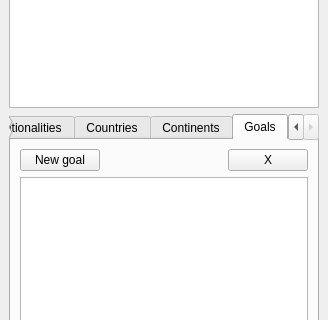
Qt form ksirkskineditor/ksirkskindefinition.ui (KDE/ksirk) before a commit; both pictures show x 0 to 328 and y 236 to 556 of the 328 by 841 pixel window.
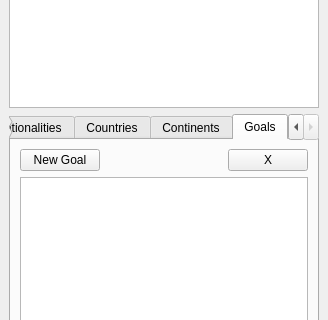
The same form after that commit. Custom widgets are drawn as their Qt base class.

```diff
--- a/ksirkskineditor/ksirkskindefinition.ui
+++ b/ksirkskineditor/ksirkskindefinition.ui
@@ -387,7 +387,7 @@
              <string>Click here to add a new goal. It will be named automatically.</string>
             </property>
             <property name="text" >
-             <string>New goal</string>
+             <string>New Goal</string>
             </property>
            </widget>
           </item>
```
Left out of the diff: 6 changed lines with no effect on the pictures.
